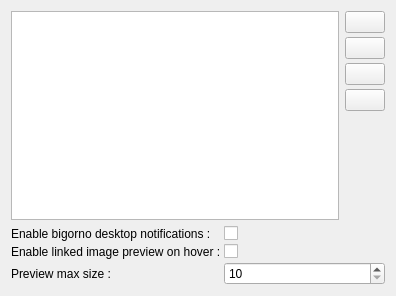
Old version of the form ui/settingsmanager/qqboardssettings.ui in the repository dguihal/quteqoin.
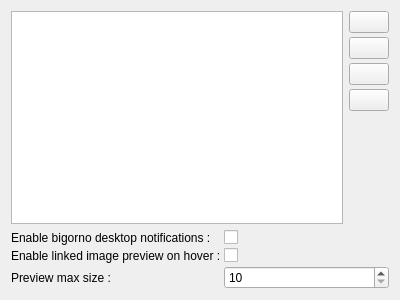
New version of the form. Icons and pictures are not drawn.

Diff of the .ui file:
```diff
--- a/ui/settingsmanager/qqboardssettings.ui
+++ b/ui/settingsmanager/qqboardssettings.ui
@@ -6,8 +6,8 @@
    <rect>
     <x>0</x>
     <y>0</y>
-    <width>396</width>
-    <height>296</height>
+    <width>400</width>
+    <height>300</height>
    </rect>
   </property>
   <property name="windowTitle">
```
Left out of the diff: 33 changed lines with no effect on the pictures.
